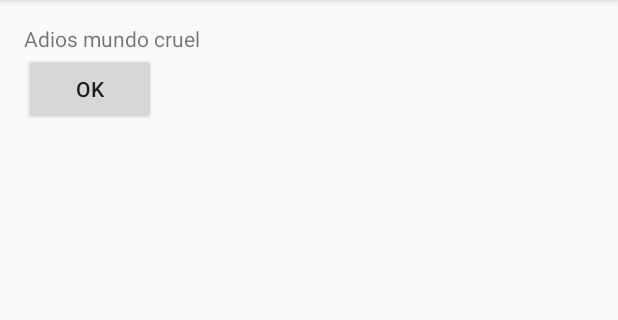
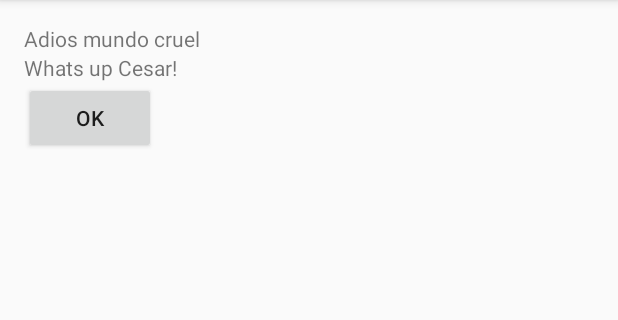
Before and after one commit to Cesar1095/PruebaDedebug, an Android app: the screen it shows after launch (MainActivity), after a tap on "OK", on a phone screen of 412 x 824 dp, the part 84-404 px from its top. Run offline under Robolectric (Android 15) with nearby library versions, the phone set to English and light mode, and no system bars.

Commit message:
Raul Commit 1

```diff
--- a/app/src/main/res/layout/activity_main.xml
+++ b/app/src/main/res/layout/activity_main.xml
@@ -15,6 +15,10 @@
         android:layout_width="wrap_content"
         android:layout_height="wrap_content"
         android:text="Hello World!" />
+    <TextView
+        android:layout_width="wrap_content"
+        android:layout_height="wrap_content"
+        android:text="Whats up Cesar!"/>
     <Button
         android:layout_width="wrap_content"
         android:layout_height="wrap_content"
```
